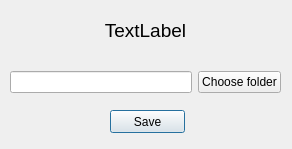
First picture: the form in changevaluewindow.ui, repository melden19/autorun-controller, before the edit.
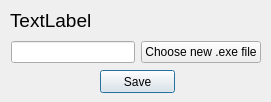
Second picture: the form after the edit.

What changed in the file:
```diff
--- a/changevaluewindow.ui
+++ b/changevaluewindow.ui
@@ -6,8 +6,8 @@
    <rect>
     <x>0</x>
     <y>0</y>
-    <width>292</width>
-    <height>149</height>
+    <width>271</width>
+    <height>102</height>
    </rect>
   </property>
   <property name="windowTitle">
@@ -16,25 +16,25 @@
   <widget class="QLabel" name="label">
    <property name="geometry">
     <rect>
-     <x>30</x>
-     <y>10</y>
+     <x>10</x>
+     <y>0</y>
      <width>231</width>
      <height>41</height>
     </rect>
    </property>
    <property name="styleSheet">
-    <string notr="true">font-size: 14px;
+    <string notr="true">font-size: 12px;
 text-align: left;</string>
    </property>
    <property name="text">
-    <string>&lt;html&gt;&lt;head/&gt;&lt;body&gt;&lt;p align=&quot;center&quot;&gt;&lt;span style=&quot; font-size:14pt;&quot;&gt;TextLabel&lt;/span&gt;&lt;/p&gt;&lt;/body&gt;&lt;/html&gt;</string>
+    <string>&lt;html&gt;&lt;head/&gt;&lt;body&gt;&lt;p&gt;&lt;span style=&quot; font-size:14pt;&quot;&gt;TextLabel&lt;/span&gt;&lt;/p&gt;&lt;/body&gt;&lt;/html&gt;</string>
    </property>
   </widget>
   <widget class="QPushButton" name="pushButton">
    <property name="geometry">
     <rect>
-     <x>110</x>
-     <y>110</y>
+     <x>100</x>
+     <y>70</y>
      <width>75</width>
      <height>23</height>
     </rect>
@@ -43,12 +43,12 @@
     <string>Save</string>
    </property>
   </widget>
-  <widget class="QWidget" name="layoutWidget">
+  <widget class="QWidget" name="">
    <property name="geometry">
     <rect>
-     <x>10</x>
-     <y>70</y>
-     <width>271</width>
+     <x>11</x>
+     <y>40</y>
+     <width>250</width>
      <height>25</height>
     </rect>
    </property>
@@ -66,7 +66,7 @@
     <item>
      <widget class="QPushButton" name="pushButton_2">
       <property name="text">
-       <string>Choose folder</string>
+       <string>Choose new .exe file</string>
       </property>
      </widget>
     </item>
```
